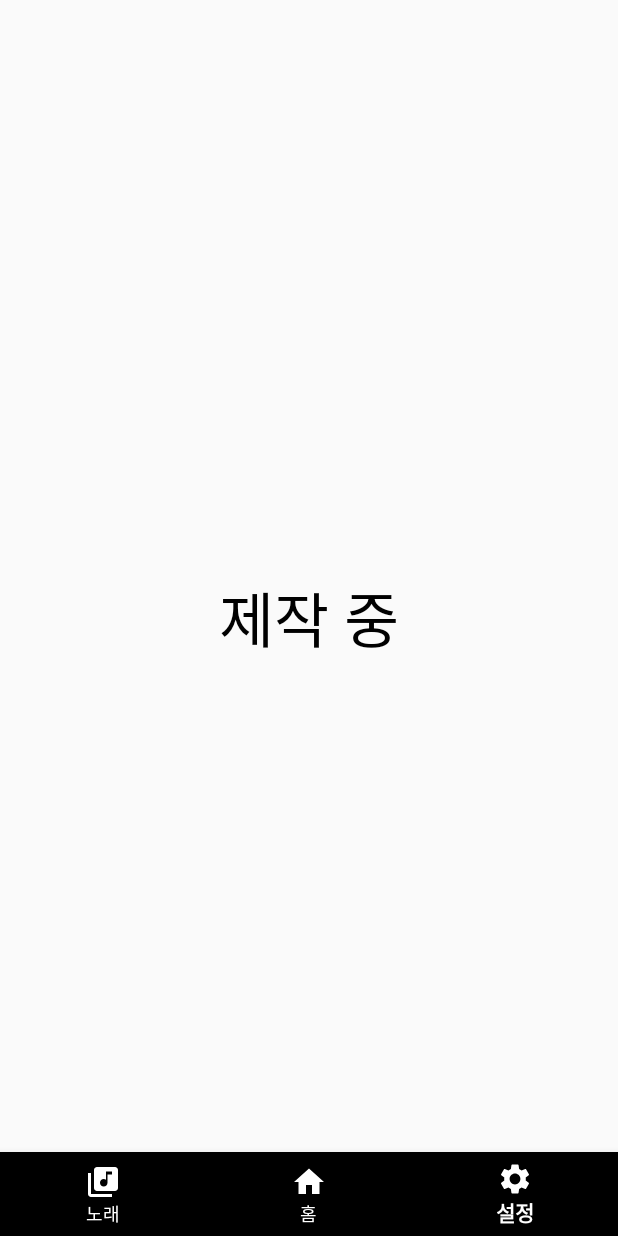
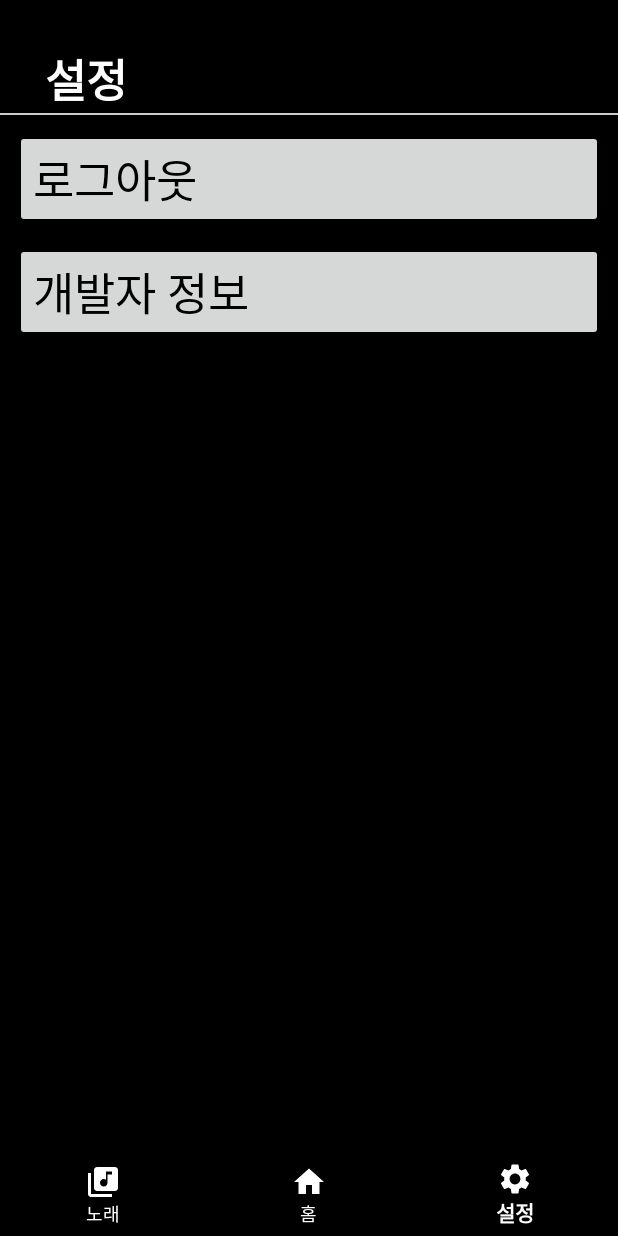
Before and after one commit to jinhaEom/Kotlin_Capstone_Project, an Android app: the screen it shows after launch once a user with an empty profile is signed in (MainActivity), item 3 of the bottom bar chosen, on a phone screen of 412 x 824 dp. Run offline under Robolectric (Android 15) with nearby library versions, the phone set to English and light mode, and no system bars; our stand-ins replace Firebase (no records; nobody signed in at launch, a user with empty details on screens opened directly).

Commit message:
설정 화면 구성中

```diff
--- /dev/null
+++ b/capstone/anyfeeling/app/src/main/res/drawable/linelayout.xml
@@ -0,0 +1,8 @@
+<?xml version="1.0" encoding="utf-8"?>
+<shape xmlns:android="http://schemas.android.com/apk/res/android">
+    <size
+        android:height="1dp"/>
+    <solid
+        android:color="@color/purple_200"/>
+
+</shape>
--- a/capstone/anyfeeling/app/src/main/res/layout/fragment_secondtab.xml
+++ b/capstone/anyfeeling/app/src/main/res/layout/fragment_secondtab.xml
@@ -2,16 +2,51 @@
 <androidx.constraintlayout.widget.ConstraintLayout xmlns:android="http://schemas.android.com/apk/res/android"
     android:layout_width="match_parent"
     android:layout_height="match_parent"
+    android:background="@color/black"
     xmlns:app="http://schemas.android.com/apk/res-auto">
 
     <TextView
+
+        android:id="@+id/textView"
+        android:layout_margin="30sp"
         app:layout_constraintStart_toStartOf="parent"
-        app:layout_constraintBottom_toBottomOf="parent"
         app:layout_constraintTop_toTopOf="parent"
-        app:layout_constraintEnd_toEndOf="parent"
-        android:textSize="40sp"
+        android:textSize="30sp"
+        android:textStyle="bold"
         android:layout_width="wrap_content"
         android:layout_height="wrap_content"
+        android:textColor="@color/white"
+        android:text="설정"/>
+
+    <View
+        android:id="@+id/lineView"
+        android:layout_width="0dp"
+        android:layout_height="1dp"
+        android:background="@color/gray_cc"
+        app:layout_constraintEnd_toEndOf="parent"
+        app:layout_constraintStart_toStartOf="parent"
+        app:layout_constraintTop_toBottomOf="@id/textView" />
+
+    <Button
+        android:id="@+id/logoutButton"
+        android:layout_width="match_parent"
+        android:layout_height="wrap_content"
+        android:text="로그아웃"
+        android:gravity="start"
         android:textColor="@color/black"
-        android:text="제작 중"/>
+        android:textSize="30sp"
+        android:layout_margin="10dp"
+        app:layout_constraintStart_toStartOf="parent"
+        app:layout_constraintTop_toBottomOf="@+id/lineView" />
+    <Button
+        android:id="@+id/director"
+        android:layout_width="match_parent"
+        android:layout_height="wrap_content"
+        android:text="개발자 정보"
+        android:gravity="start"
+        android:textColor="@color/black"
+        android:textSize="30sp"
+        android:layout_margin="10dp"
+        app:layout_constraintStart_toStartOf="parent"
+        app:layout_constraintTop_toBottomOf="@+id/logoutButton" />
 </androidx.constraintlayout.widget.ConstraintLayout>
--- a/capstone/anyfeeling/app/src/main/res/values/colors.xml
+++ b/capstone/anyfeeling/app/src/main/res/values/colors.xml
@@ -6,5 +6,6 @@
     <color name="teal_200">#FF03DAC5</color>
     <color name="teal_700">#FF018786</color>
     <color name="black">#FF000000</color>
+    <color name="gray_cc">#cccccc</color>
     <color name="white">#FFFFFFFF</color>
 </resources>
```
